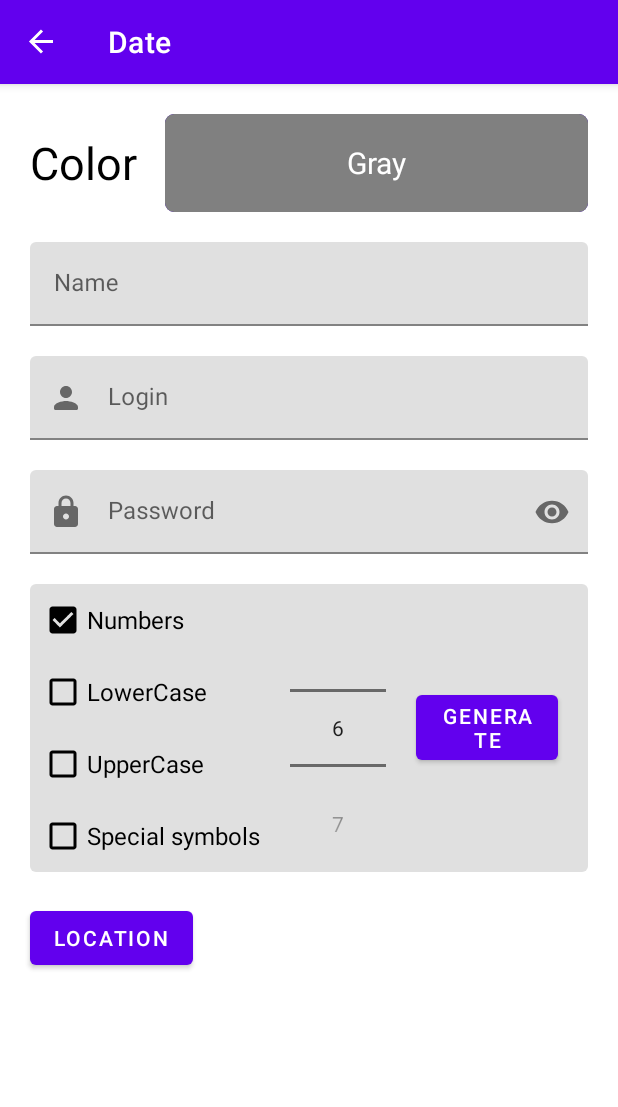
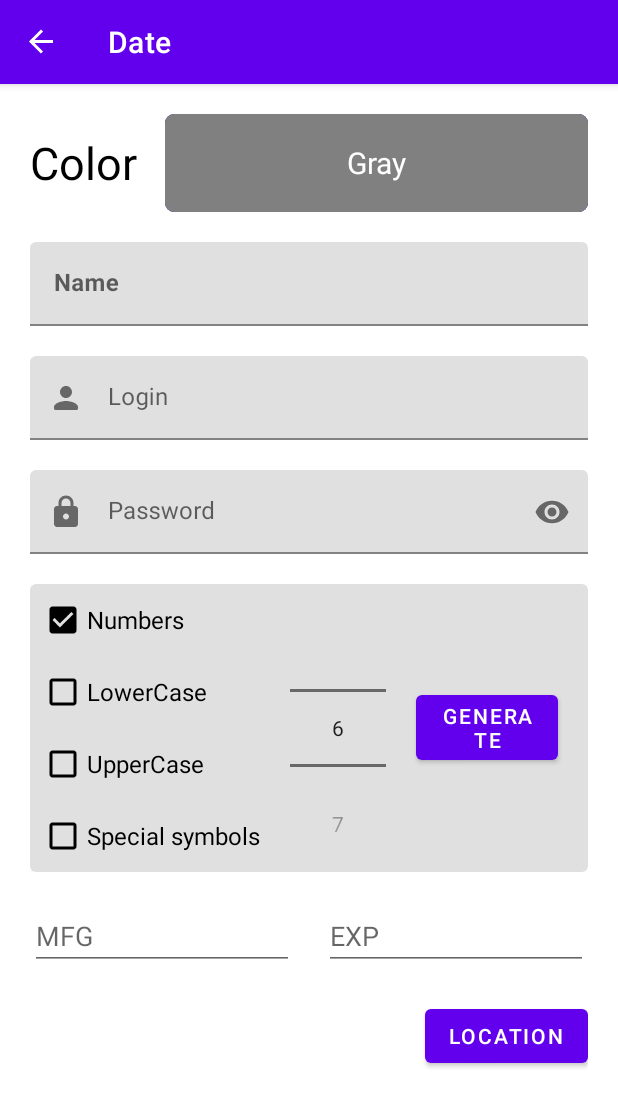
Before and after one commit to ncliff-git/passet-android, an Android app: the AccountSettingsFragment screen opened through its navigation route, on a phone screen of 412 x 824 dp. Shown: the top 1107 px of the screen. Run offline under Robolectric (Android 15) with nearby library versions, the phone set to English and light mode, and no system bars; our stand-ins replace navigation-ui; libraries missing offline, so code that uses them is left out: com.yandex.mapkit; Roboto replaces fonts that are not available here; 2 statements that could not run were skipped.

Commit message:
Made DatePickerDialog on fragment_account_settings.xml

```diff
--- a/app/src/main/java/com/github/ncliff/passet/presentation/fragments/AccountSettingsFragment.kt
+++ b/app/src/main/java/com/github/ncliff/passet/presentation/fragments/AccountSettingsFragment.kt
@@ -1,10 +1,12 @@
 package com.github.ncliff.passet.presentation.fragments
 
+import android.app.DatePickerDialog
 import android.os.Bundle
 import android.view.LayoutInflater
 import android.view.View
 import android.view.ViewGroup
 import android.widget.AdapterView
+import android.widget.DatePicker
 import android.widget.NumberPicker
 import androidx.fragment.app.Fragment
 import androidx.navigation.NavDirections
@@ -21,6 +23,8 @@ import com.yandex.mapkit.Animation
 import com.yandex.mapkit.MapKitFactory
 import com.yandex.mapkit.geometry.Point
 import com.yandex.mapkit.map.CameraPosition
+import java.text.SimpleDateFormat
+import java.util.*
 
 class AccountSettingsFragment : Fragment(R.layout.fragment_account_settings) {
     private var _binding: FragmentAccountSettingsBinding? = null
@@ -35,7 +39,60 @@ class AccountSettingsFragment : Fragment(R.layout.fragment_account_settings) {
         loadColorSpinner()
         checkBoxListeners()
         numberPickerProcessing()
+        datePicker()
+
         return _binding?.root
+    }
+
+    private fun datePicker() {
+        val calendar = Calendar.getInstance()
+
+        val dateStart: DatePickerDialog.OnDateSetListener =
+            DatePickerDialog.OnDateSetListener { _, year, month, dayOfMonth ->
+                calendar.set(Calendar.YEAR, year)
+                calendar.set(Calendar.MONTH, month)
+                calendar.set(Calendar.DAY_OF_MONTH, dayOfMonth)
+
+                binding.editTextDateStart.setText(updateCalendar(calendar))
+            }
+
+        val dateEnd: DatePickerDialog.OnDateSetListener =
+            DatePickerDialog.OnDateSetListener { _, year, month, dayOfMonth ->
+                calendar.set(Calendar.YEAR, year)
+                calendar.set(Calendar.MONTH, month)
+                calendar.set(Calendar.DAY_OF_MONTH, dayOfMonth)
+
+                binding.editTextDateEnd.setText(updateCalendar(calendar))
+            }
+
+        binding.apply {
+            editTextDateStart.setOnClickListener {
+                getDataCalendar(calendar, dateStart)
+                editTextDateStart.setText(updateCalendar(calendar))
+            }
+            editTextDateEnd.setOnClickListener {
+                getDataCalendar(calendar, dateEnd)
+                editTextDateEnd.setText(updateCalendar(calendar))
+            }
+        }
+    }
+
+    private fun getDataCalendar(calendar: Calendar, date: DatePickerDialog.OnDateSetListener) {
+        context?.let { cnt ->
+            DatePickerDialog(
+                cnt,
+                date,
+                calendar.get(Calendar.YEAR),
+                calendar.get(Calendar.MONTH),
+                calendar.get(Calendar.DAY_OF_MONTH)
+            ).show()
+        }
+    }
+
+    private fun updateCalendar(calendar: Calendar): String {
+        val format = "dd.MM.yyyy"
+        val sdf = SimpleDateFormat(format, Locale.US)
+        return sdf.format(calendar.time)
     }
 
     private fun numberPickerProcessing() = with (binding.numberPicker) {
@@ -94,5 +151,4 @@ class AccountSettingsFragment : Fragment(R.layout.fragment_account_settings) {
         _binding = null
         super.onDestroy()
     }
-
 }
--- a/app/src/main/res/layout/fragment_account_settings.xml
+++ b/app/src/main/res/layout/fragment_account_settings.xml
@@ -8,14 +8,13 @@
 
     <androidx.constraintlayout.widget.ConstraintLayout
         android:layout_width="match_parent"
-        android:layout_height="wrap_content">
+        android:layout_height="wrap_content"
+        android:padding="20dp">
 
         <LinearLayout
             android:id="@+id/color_linearLayout"
             android:layout_width="0dp"
             android:layout_height="wrap_content"
-            android:layout_marginHorizontal="20dp"
-            android:layout_marginTop="20dp"
             app:layout_constraintEnd_toEndOf="parent"
             app:layout_constraintStart_toStartOf="parent"
             app:layout_constraintTop_toTopOf="parent">
@@ -45,10 +44,8 @@
             android:id="@+id/textFieldName"
             android:layout_width="match_parent"
             android:layout_height="wrap_content"
-            android:layout_marginHorizontal="20dp"
             android:layout_marginTop="20dp"
             android:hint="@string/hint_name"
-
             app:endIconMode="clear_text"
             app:layout_constraintEnd_toEndOf="parent"
             app:layout_constraintStart_toStartOf="parent"
@@ -57,14 +54,14 @@
             <com.google.android.material.textfield.TextInputEditText
                 android:id="@+id/textFieldNameEdit"
                 android:layout_width="match_parent"
-                android:layout_height="wrap_content" />
+                android:layout_height="wrap_content"
+                android:textStyle="bold" />
         </com.google.android.material.textfield.TextInputLayout>
 
         <com.google.android.material.textfield.TextInputLayout
             android:id="@+id/textFieldLogin"
             android:layout_width="match_parent"
             android:layout_height="wrap_content"
-            android:layout_marginHorizontal="20dp"
             android:layout_marginTop="20dp"
             android:hint="@string/hint_login"
             app:endIconMode="clear_text"
@@ -83,7 +80,6 @@
             android:id="@+id/textFieldPassword"
             android:layout_width="match_parent"
             android:layout_height="wrap_content"
-            android:layout_marginHorizontal="20dp"
             android:layout_marginTop="20dp"
             android:hint="@string/hint_password"
             app:endIconMode="password_toggle"
@@ -103,7 +99,6 @@
             android:id="@+id/password_gen_linearLayout"
             android:layout_width="match_parent"
             android:layout_height="wrap_content"
-            android:layout_marginHorizontal="20dp"
             android:layout_marginTop="20dp"
             android:background="@drawable/account_setting_bg_shape"
             android:orientation="horizontal"
@@ -163,17 +158,66 @@
                 android:layout_height="wrap_content"
                 android:layout_gravity="center"
                 android:layout_marginEnd="20dp"
-                android:text="Generate" />
+                android:text="@string/generate" />
         </LinearLayout>
+
+        <EditText
+            android:id="@+id/editTextDateStart"
+            android:layout_width="0dp"
+            android:layout_height="wrap_content"
+            android:layout_marginTop="20dp"
+            android:layout_marginEnd="20dp"
+            android:clickable="false"
+            android:cursorVisible="false"
+            android:ems="10"
+            android:focusable="false"
+            android:focusableInTouchMode="false"
+            android:hint="@string/date_mfg"
+            android:importantForAutofill="no"
+            android:inputType="date"
+            app:layout_constraintEnd_toStartOf="@id/editTextDateEnd"
+            app:layout_constraintStart_toStartOf="parent"
+            app:layout_constraintTop_toBottomOf="@+id/password_gen_linearLayout" />
+
+        <EditText
+            android:id="@+id/editTextDateEnd"
+            android:layout_width="0dp"
+            android:layout_height="wrap_content"
+            android:clickable="false"
+            android:cursorVisible="false"
+            android:ems="10"
+            android:focusable="false"
+            android:focusableInTouchMode="false"
+            android:hint="@string/date_exp"
+            android:importantForAutofill="no"
+            android:inputType="date"
+            app:layout_constraintBottom_toBottomOf="@+id/editTextDateStart"
+            app:layout_constraintEnd_toEndOf="parent"
+            app:layout_constraintStart_toEndOf="@+id/editTextDateStart"
+            app:layout_constraintTop_toTopOf="@+id/editTextDateStart" />
+
+        <TextView
+            android:id="@+id/location_textView"
+            android:layout_width="0dp"
+            android:layout_height="0dp"
+            android:layout_marginEnd="20dp"
+            android:gravity="center"
+            android:textSize="20sp"
+            app:layout_constraintBottom_toBottomOf="@+id/map_button"
+            app:layout_constraintEnd_toStartOf="@+id/map_button"
+            app:layout_constraintStart_toStartOf="@id/editTextDateStart"
+            app:layout_constraintTop_toTopOf="@+id/map_button"
+            tools:text="55.796391 49.108891" />
 
         <Button
             android:id="@+id/map_button"
             android:layout_width="wrap_content"
             android:layout_height="wrap_content"
-            app:layout_constraintStart_toStartOf="@id/password_gen_linearLayout"
-            app:layout_constraintTop_toBottomOf="@id/password_gen_linearLayout"
             android:layout_marginTop="20dp"
-            android:text="location"/>
+            android:text="@string/location"
+            app:layout_constraintBottom_toBottomOf="parent"
+            app:layout_constraintEnd_toEndOf="@+id/editTextDateEnd"
+            app:layout_constraintTop_toBottomOf="@+id/editTextDateStart" />
 
     </androidx.constraintlayout.widget.ConstraintLayout>
 </ScrollView>
--- a/app/src/main/res/values/strings.xml
+++ b/app/src/main/res/values/strings.xml
@@ -24,5 +24,8 @@
     <string name="check_box_uppercase">UpperCase</string>
     <string name="check_box_special_symbols">Special symbols</string>
     <!-- TODO: Remove or change this placeholder text -->
-    <string name="hello_blank_fragment">Hello blank fragment</string>
+    <string name="date_mfg">MFG</string>
+    <string name="date_exp">EXP</string>
+    <string name="generate">Generate</string>
+    <string name="location">Location</string>
 </resources>
```
Also changed, not shown: 1 other file.
